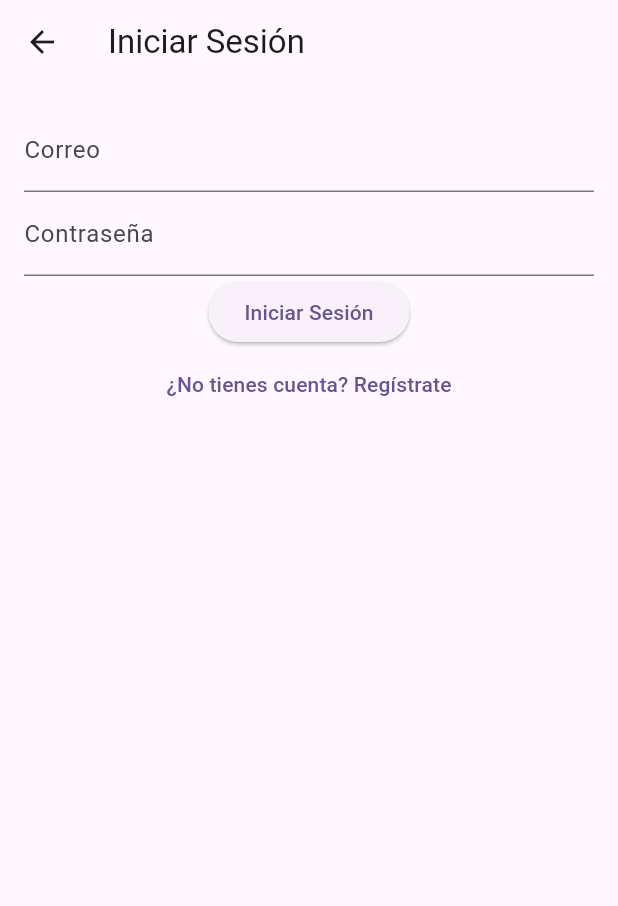
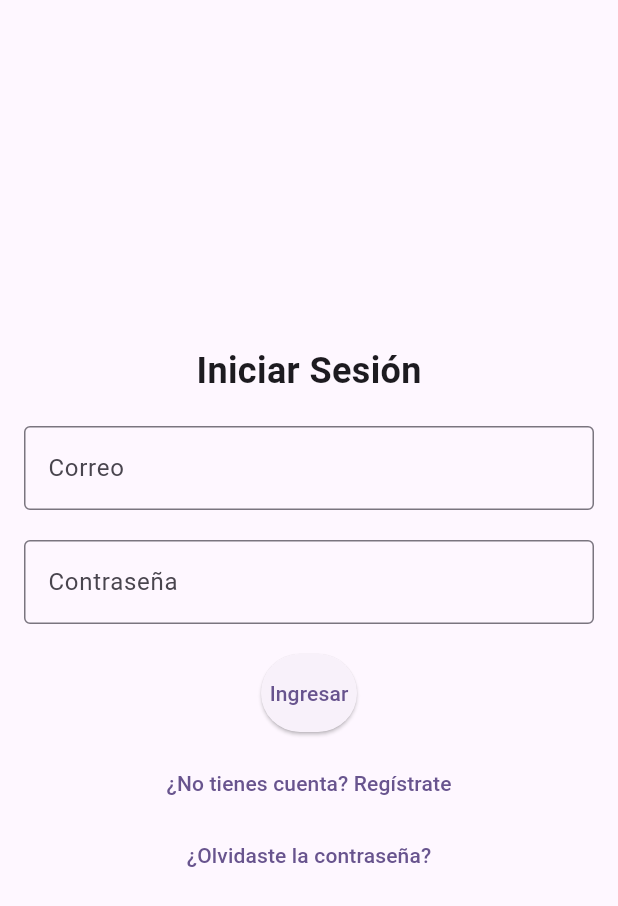
Before and after one commit to FelipeHernandez98/emergency-user-app, a Flutter app: the LoginScreen screen opened directly, on a phone screen of 412 x 824 dp. Shown: the top 906 px of the screen. Run offline on Flutter 3.47's test engine with Material 3 defaults, Android fonts, the phone set to English and light mode, and no system bars; our stand-ins replace flutter_spinkit.

Commit message:
add screens and update secreens

```diff
--- a/lib/screens/LoginScreen.dart
+++ b/lib/screens/LoginScreen.dart
@@ -1,26 +1,141 @@
-import 'package:flutter/cupertino.dart';
 import 'package:flutter/material.dart';
+import 'package:http/http.dart' as http;
+import 'dart:convert';
+import 'package:flutter_spinkit/flutter_spinkit.dart';
 
-class LoginScreen extends StatelessWidget {
+class LoginScreen extends StatefulWidget {
+  @override
+  _LoginScreenState createState() => _LoginScreenState();
+}
+
+class _LoginScreenState extends State<LoginScreen> {
+  final _formKey = GlobalKey<FormState>();
+  final _emailController = TextEditingController();
+  final _passwordController = TextEditingController();
+  bool _isLoading = false;
+
+  // Expresión regular para validar la contraseña
+  final _passwordRegex = RegExp(
+    r'^(?=.*[a-z])(?=.*[A-Z])(?=.*\d)(?=.*[@$!%*?&])[A-Za-z\d@$!%*?&]{8,}$',
+  );
+
+  // Función para validar el correo
+  String? _validateEmail(String? value) {
+    if (value == null || value.isEmpty) {
+      return 'Por favor ingresa tu correo';
+    }
+    if (!RegExp(r'^[\w-\.]+@([\w-]+\.)+[\w-]{2,4}$').hasMatch(value)) {
+      return 'Correo no válido';
+    }
+    return null;
+  }
+
+  // Función para validar la contraseña
+  String? _validatePassword(String? value) {
+    if (value == null || value.isEmpty) {
+      return 'Por favor ingresa tu contraseña';
+    }
+    if (!_passwordRegex.hasMatch(value)) {
+      return 'La contraseña debe tener al menos 8 caracteres, una mayúscula, una minúscula, un número y un carácter especial';
+    }
+    return null;
+  }
+
+  // Función para enviar la petición de inicio de sesión
+  Future<void> _login() async {
+    if (_formKey.currentState!.validate()) {
+      setState(() {
+        _isLoading = true;
+      });
+
+      final response = await http.post(
+        Uri.parse('https://tu-backend.com/api/auth/login'),
+        body: {
+          'email': _emailController.text,
+          'password': _passwordController.text,
+        },
+      );
+
+      setState(() {
+        _isLoading = false;
+      });
+
+      if (response.statusCode == 200) {
+        // Manejar la respuesta exitosa
+        final data = json.decode(response.body);
+        print('Login exitoso: ${data['token']}');
+        // Navegar a la pantalla principal
+      } else {
+        // Manejar el error
+        ScaffoldMessenger.of(
+          context,
+        ).showSnackBar(SnackBar(content: Text('Error: ${response.body}')));
+      }
+    }
+  }
+
   @override
   Widget build(BuildContext context) {
     return Scaffold(
-      appBar: AppBar(title: Text('Iniciar Sesión')),
-      body: Padding(
-        padding: const EdgeInsets.all(16.0),
+      body: Center(
+        child: SingleChildScrollView(
+          padding: EdgeInsets.all(16.0),
+          child: Form(
+            key: _formKey,
             child: Column(
+              mainAxisAlignment: MainAxisAlignment.center,
               children: [
-            TextField(decoration: InputDecoration(labelText: 'Correo')),
-            TextField(
-              decoration: InputDecoration(labelText: 'Contraseña'),
+                Text(
+                  'Iniciar Sesión',
+                  style: TextStyle(fontSize: 24, fontWeight: FontWeight.bold),
+                ),
+                SizedBox(height: 20),
+                TextFormField(
+                  controller: _emailController,
+                  decoration: InputDecoration(
+                    labelText: 'Correo',
+                    border: OutlineInputBorder(),
+                  ),
+                  validator: _validateEmail,
+                ),
+                SizedBox(height: 20),
+                TextFormField(
+                  controller: _passwordController,
+                  decoration: InputDecoration(
+                    labelText: 'Contraseña',
+                    border: OutlineInputBorder(),
+                  ),
                   obscureText: true,
+                  validator: _validatePassword,
                 ),
-            ElevatedButton(onPressed: () {}, child: Text('Iniciar Sesión')),
+                SizedBox(height: 20),
+                _isLoading
+                    ? SpinKitFadingCircle(color: Colors.blue)
+                    : ElevatedButton(
+                      onPressed: _login,
+                      child: Text('Ingresar'),
+                      style: ElevatedButton.styleFrom(
+                        padding: EdgeInsets.symmetric(vertical: 16),
+                      ),
+                    ),
+                SizedBox(height: 10),
                 TextButton(
-              onPressed: () {},
+                  onPressed: () {
+                    // Navegar a la pantalla de registro
+                    Navigator.pushNamed(context, '/register');
+                  },
                   child: Text('¿No tienes cuenta? Regístrate'),
                 ),
+                TextButton(
+                  onPressed: () {
+                    // Navegar a la pantalla de recuperación de contraseña
+                    Navigator.pushNamed(context, '/forgot-password');
+                  },
+                  child: Text('¿Olvidaste la contraseña?'),
+                ),
               ],
+            ),
+          ),
         ),
       ),
     );
--- a/pubspec.yaml
+++ b/pubspec.yaml
@@ -32,6 +32,7 @@ dependencies:
     sdk: flutter
   http: ^0.13.3
   google_maps_flutter: ^2.1.1
+  flutter_spinkit: ^5.1.0
 
   # The following adds the Cupertino Icons font to your application.
   # Use with the CupertinoIcons class for iOS style icons.
```
Also changed, not shown: lib/main.dart (+10 -2 lines), lib/screens/HomeScreen.dart (+63 -11 lines), lib/screens/RegisterScreen.dart (+182 -0 lines), lib/services/AmbulanceService.dart (+4 -4 lines), lib/services/AuthService.dart (+7 -7 lines), lib/screens/EmergencyHistory.dart (added), lib/screens/ForgotPasswordScreen.dart (added), lib/screens/RequestEmergency.dart (added), pubspec.lock. Lines whose indentation alone changed are shown as unchanged.
